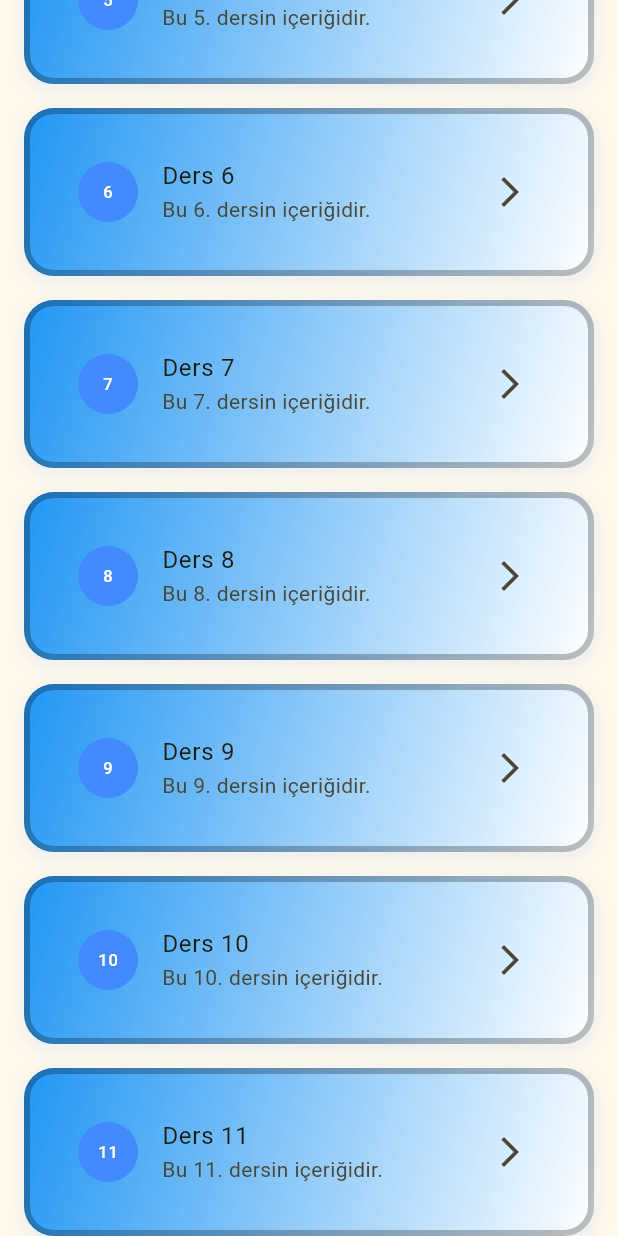
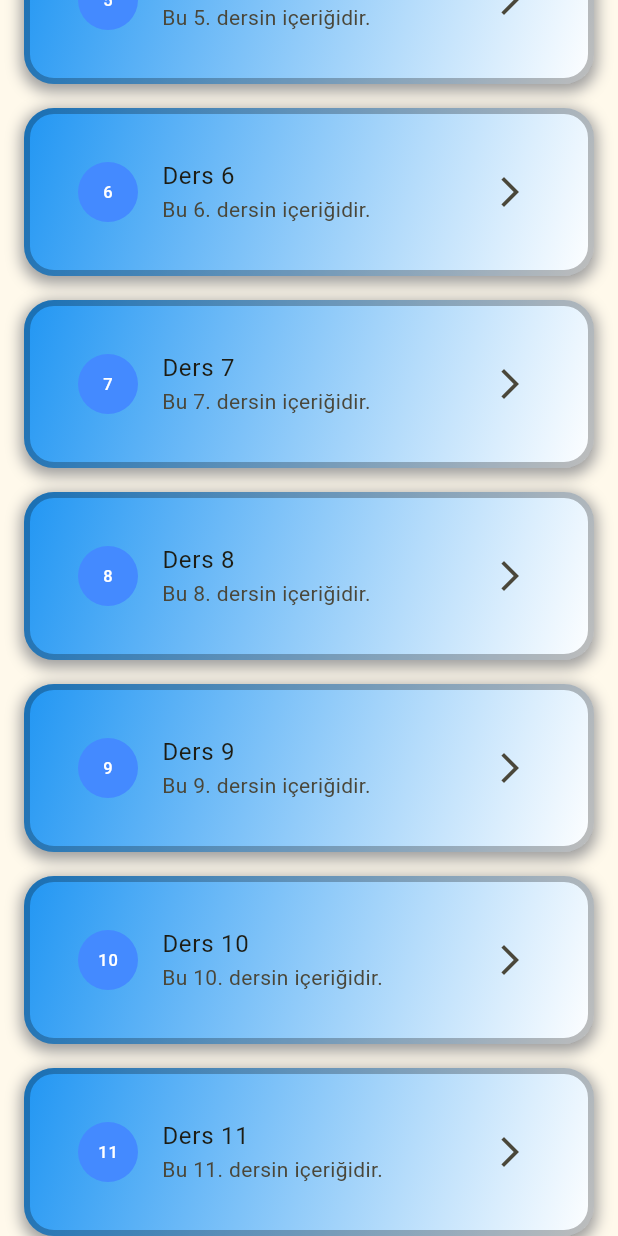
Before and after one commit to LingoCore/LingoCore, a Flutter app: the CourseScreen screen opened directly, scrolled down 576 dp, on a phone screen of 412 x 824 dp. Run offline on Flutter 3.47's test engine with Material 3 defaults, Android fonts, the phone set to English and light mode, and no system bars.

Commit message:
Updates made to course_screen.dart file: - In boxShadow, the shadow color was made more visible by darkening it. - Fixed container edges not detecting cursor by removing onTap() from ListTile widget.
- It was found that the ListTile widget was blocking the clickability of the cursor (clickable hand
icon) and the mouseCursor parameter was added as a solution.

```diff
--- a/lingocore/lib/screens/course_screen.dart
+++ b/lingocore/lib/screens/course_screen.dart
@@ -28,6 +28,17 @@ class _CourseScreenState extends State<CourseScreen> {
           return Padding(
             padding: const EdgeInsets.symmetric(horizontal: 16.0, vertical: 8.0),
             child: Center(
+              child: InkWell(
+                // to make sure the Ripple effect to appear properly.
+                borderRadius: BorderRadius.circular(20),
+                onTap: () {
+                  Navigator.push(
+                    context,
+                    MaterialPageRoute(
+                      builder: (context) => LessonDetailPage(lessonTitle: lessonTitle),
+                    )
+                  );
+                },
                 child: ConstrainedBox( // sets a maximum width limit on the content.
                   constraints: const BoxConstraints(
                     maxWidth: maxContentWidth),
@@ -45,7 +56,7 @@ class _CourseScreenState extends State<CourseScreen> {
                       // to shade
                       boxShadow: [
                         BoxShadow(
-                      color: Colors.grey.shade200,
+                        color: Colors.grey.shade500,
                         blurRadius: 8, // to highlight the color (blur value)
                         spreadRadius: 2, // to spread the color more (spread value)
                         offset: Offset(0,3), // gives an effect as if the sun hit from above.
@@ -53,6 +64,8 @@ class _CourseScreenState extends State<CourseScreen> {
                       ]
                     ),
                     child: ListTile(
+                      // This parameter was added because the ListTile widget overrides the clickable hand icon in the container.
+                      mouseCursor: SystemMouseCursors.click,
                       leading: ClipOval(
                         child: Container(
                           width: 40.0, // A value close to the default diameter of the CircleAvatar (radius=20)
@@ -72,14 +85,7 @@ class _CourseScreenState extends State<CourseScreen> {
                       subtitle: Text(lessonsDescription),
                       trailing: Icon(Icons.arrow_forward_ios),
 
-                    onTap: () {
-                      Navigator.push(
-                        context,
-                        MaterialPageRoute(
-                          builder: (context) => LessonDetailPage(lessonTitle: lessonTitle),
-                        )
-                      );
-                    },
+                    ),
                   ),
                 ),
               ),
```
Lines whose indentation alone changed are shown as unchanged.
